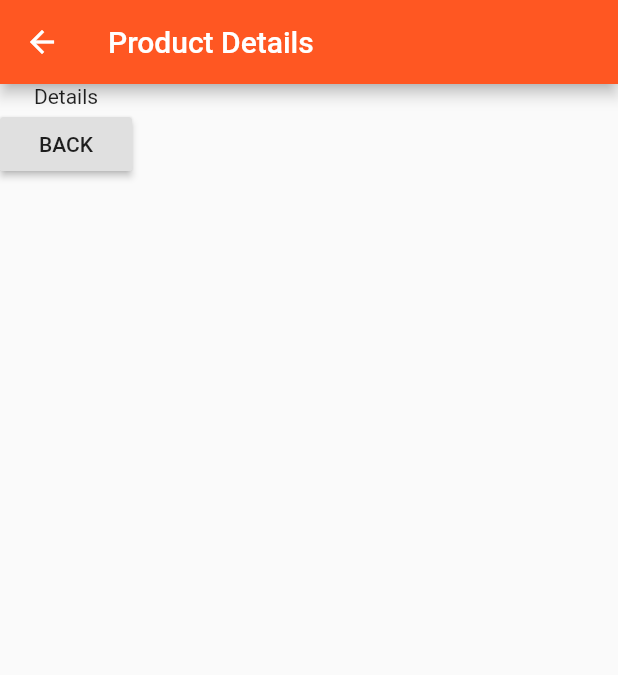
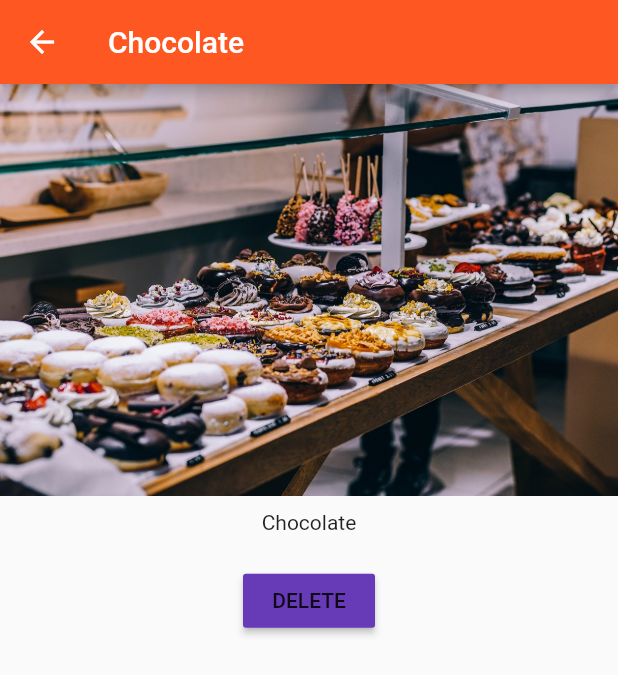
Before and after one commit to AGembeeded/flutter-course, a Flutter app: the ProductManager widget shown alone on an empty page, opened directly, after a tap on "Add Product", after a tap on "Details", on a phone screen of 412 x 824 dp. Shown: the top 675 px of the screen. Run offline on Flutter 3.47's test engine with Material 2 defaults, Android fonts, the phone set to English and light mode, and no system bars.

Commit message:
Added authentication page, product admin page-result of Assignment 2

```diff
--- a/lib/main.dart
+++ b/lib/main.dart
@@ -1,7 +1,7 @@
 import 'package:flutter/material.dart';
 
 //Internal imports
-import './pages/home.dart';
+import './pages/auth.dart';
 
 // Dart is a typed language
 // Use explicit types definition
@@ -28,7 +28,7 @@ class MyApp extends StatelessWidget {
           brightness: Brightness.light,
           primarySwatch: Colors.deepOrange,
           accentColor: Colors.deepPurple),
-      home: HomePage(),
+      home: AuthPage(),
     ); // used in every app, wrapper for entire app
   }
 }
--- a/lib/pages/product.dart
+++ b/lib/pages/product.dart
@@ -1,19 +1,46 @@
 import "package:flutter/material.dart";
+import 'dart:async';
 
 class ProductPage extends StatelessWidget {
+  final String title;
+  final String imgUrl;
+
+  ProductPage(this.title, this.imgUrl);
+
   @override
   Widget build(BuildContext context) {
     // TODO: implement build
-    return Scaffold(
-        appBar: AppBar(
-          title: Text('Product Details'),
+    return WillPopScope(
+        onWillPop: () {
+          print('Back Button Pressed');
+          // These handle the back button, both, software and hardware
+          Navigator.pop(context, false);
+          // WillPopScope needs to return a future value, Future is located in dart:async
+          return Future.value(false);
+        },
+        child: Scaffold(
+          appBar: AppBar(
+            title: Text(title),
+          ),
+          body: Column(
+            crossAxisAlignment: CrossAxisAlignment.center,
+            children: <Widget>[
+              Image.asset(imgUrl),
+              Container(
+                padding: EdgeInsets.all(10.0),
+                child: Text(title),
+              ),
+              Container(
+                padding: EdgeInsets.all(10.0),
+                child: RaisedButton(
+                  color: Theme.of(context).accentColor,
+                  child: Text('DELETE'),
+                  onPressed: () => Navigator.pop(context, true),
+                ),
+              ),
+            ],
+          ),
         ),
-        body: Column(children: <Widget>[
-          Text('Details'),
-          RaisedButton(
-            child: Text('BACK'),
-            onPressed: () => Navigator.pop(context),
-          )
-        ]));
+    );
   }
 }
--- a/lib/product_control.dart
+++ b/lib/product_control.dart
@@ -10,7 +10,7 @@ class ProductControl extends StatelessWidget {
     return RaisedButton(
           color: Theme.of(context).primaryColor,
             onPressed: () {
-              addProduct('Sweets');
+              addProduct({'title': 'Chocolate', 'image': 'assets/food.jpg'});
             },
             child: Text('Add Product'),
           );
--- a/lib/product_manager.dart
+++ b/lib/product_manager.dart
@@ -5,7 +5,7 @@ import './products.dart';
 import './product_control.dart';
 
 class ProductManager extends StatefulWidget {
-  final String startingProduct;
+  final Map<String, String> startingProduct;
 
   ProductManager({this.startingProduct}){
     print('[ProductManager Widget] Constructor');
@@ -19,7 +19,7 @@ class ProductManager extends StatefulWidget {
 
 // Product manager state
 class _ProductManagerState extends State<ProductManager> {
-  List<String> _products = [];
+  List<Map<String, String>> _products = [];
 
   @override
   void initState() {
@@ -29,9 +29,15 @@ class _ProductManagerState extends State<ProductManager> {
     super.initState();
   }
 
-  void _addProducts(String product) {
+  void _addProduct(Map<String, String> product) {
     setState(() {
       _products.add(product);
+    });
+  }
+
+  void _deleteProduct(int index){
+    setState(() {
+      _products.removeAt(index);
     });
   }
 
@@ -41,9 +47,9 @@ class _ProductManagerState extends State<ProductManager> {
       children: [
         Container(
           margin: EdgeInsets.all(10.0),
-          child: ProductControl(_addProducts),
+          child: ProductControl(_addProduct),
         ),
-        Expanded( child: Products(_products))
+        Expanded( child: Products(_products, deleteProduct: _deleteProduct))
       ],
     );
   }
--- a/lib/products.dart
+++ b/lib/products.dart
@@ -2,27 +2,32 @@ import 'package:flutter/material.dart';
 import './pages/product.dart';
 
 class Products extends StatelessWidget {
-  final List<String> products; //final tells that products will not be changed
+  final List<Map<String, String>> products; //final tells that products will not be changed
+  final Function deleteProduct;
 
-  Products(this.products);
+  Products(this.products, {this.deleteProduct});
 
   Widget _buildProductItem(BuildContext context, int index) {
     return Card(
       child: Column(
         children: <Widget>[
-          Image.asset('assets/food.jpg'),
-          Text(products[index]),
+          Image.asset(products[index]['image']),
+          Text(products[index]['title']),
           ButtonBar(
             alignment: MainAxisAlignment.center,
             children: <Widget>[
               FlatButton(
                 child: Text('Details'),
-                onPressed: () => Navigator.push(
+                onPressed: () => Navigator.push<bool>(
                       context,
                       MaterialPageRoute( // Here we are "telling" the route how to build a new page
-                        builder: (BuildContext context) => ProductPage(),
+                        builder: (BuildContext context) => ProductPage(products[index]['title'], products[index]['image']),
                       ),
-                    ),
+                    ).then((bool value) {
+                      if (value) {
+                        deleteProduct(index);
+                      }
+                    }),
               )
             ],
           )
```
Also changed, not shown: lib/pages/auth.dart (added, +28 -0 lines), lib/pages/home.dart (deleted, +0 -17 lines), lib/pages/product_admin.dart (added, +17 -0 lines), lib/pages/products.dart (added, +38 -0 lines).
